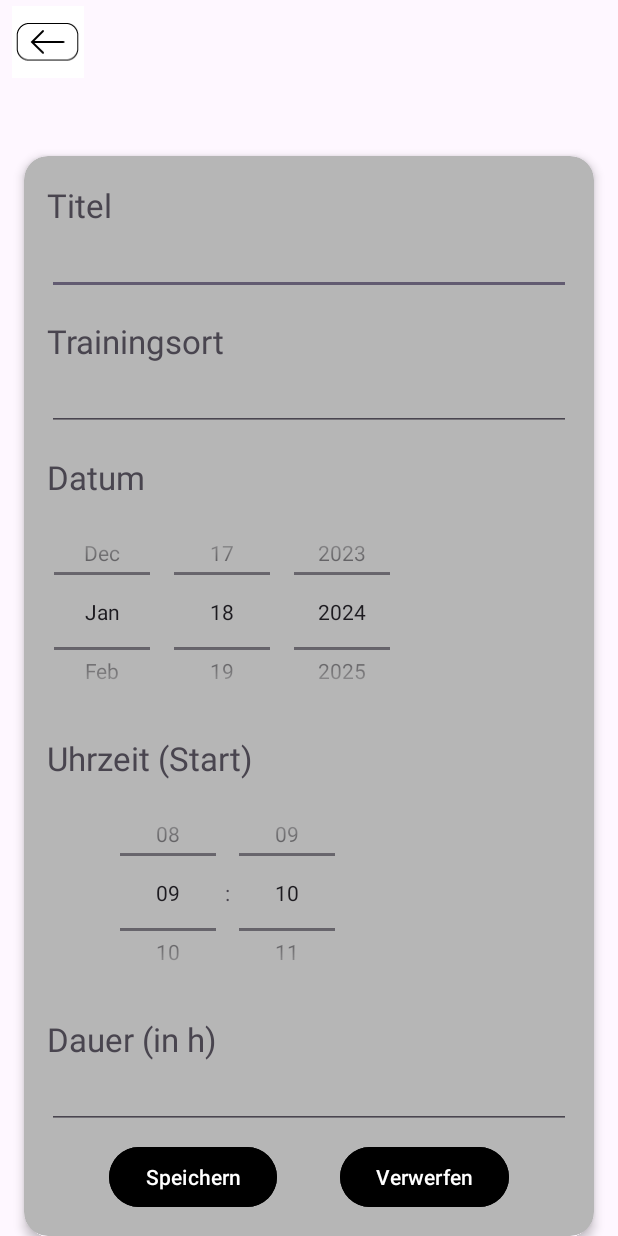
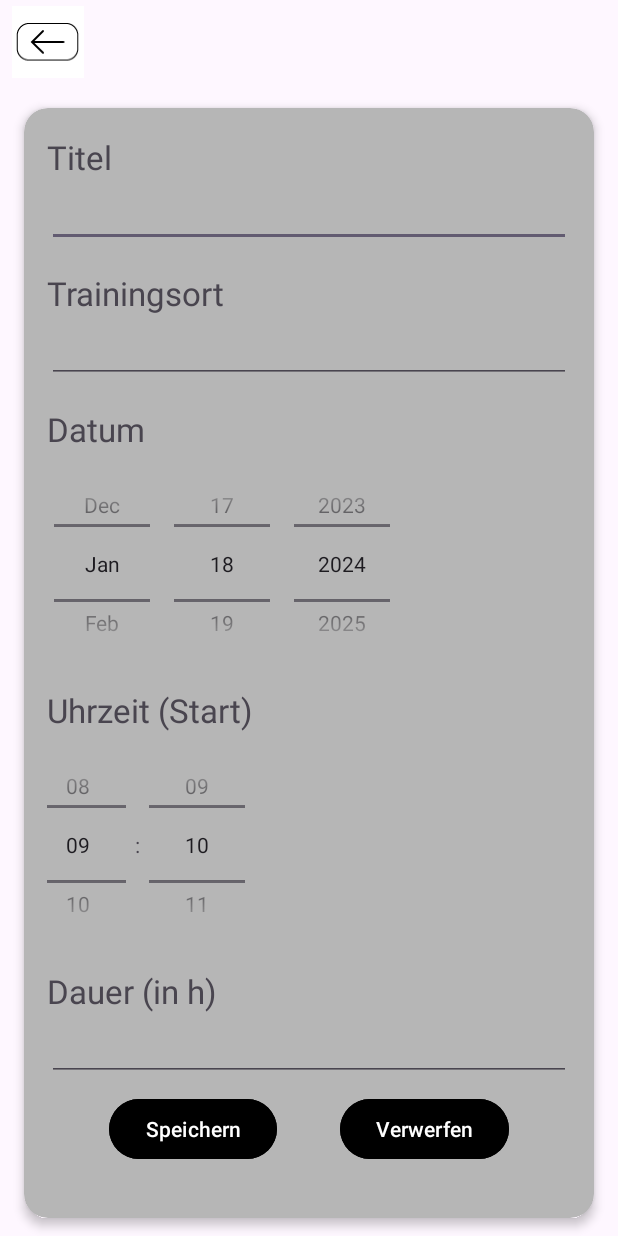
Before and after one commit to ElHurron/sma5-gc-hp, an Android app: the EditTrainingActivity screen opened directly, with no data from a screen before it, on a phone screen of 412 x 824 dp. Run offline under Robolectric (Android 15) with nearby library versions, the light colour scheme and no system bars; our stand-ins replace Firebase (no records; nobody signed in at launch, a user with empty details on screens opened directly); 1 statement that could not run was skipped.

Commit message:
Added Margin

```diff
--- a/SMA5Training/app/src/main/res/layout/activity_edit_training.xml
+++ b/SMA5Training/app/src/main/res/layout/activity_edit_training.xml
@@ -23,20 +23,20 @@
         android:layout_width="0dp"
         android:layout_height="wrap_content"
         tools:text="Training anlegen"
-        app:layout_constraintStart_toStartOf="parent"
-
-        app:layout_constraintTop_toTopOf="parent"
-        android:textAlignment="center"
-        android:textSize="28dp"
-        android:layout_marginTop="50dp"
-        android:layout_marginStart="@dimen/distance_medium" />
+        app:layout_constraintStart_toEndOf="@id/btnBack"
+        app:layout_constraintTop_toTopOf="@id/btnBack"
+        android:textSize="20dp"
+        android:layout_marginStart="@dimen/distance_large"
+        app:layout_constraintBottom_toBottomOf="@id/btnBack"
+        android:textAlignment="center" />
 
     <androidx.cardview.widget.CardView
         android:id="@+id/cvwEditTraining"
         android:layout_width="0dp"
-        android:layout_height="720dp"
-        android:layout_margin="16dp"
-        android:layout_marginTop="100dp"
+        android:layout_height="740dp"
+        android:layout_marginStart="16dp"
+        android:layout_marginEnd="16dp"
+        android:layout_marginTop="30dp"
         app:cardCornerRadius="16dp"
         app:cardElevation="4dp"
         app:layout_constraintEnd_toEndOf="parent"
@@ -131,7 +131,7 @@
                 android:timePickerMode="spinner"
                 app:layout_constraintTop_toBottomOf="@id/txvTime"
                 app:layout_constraintStart_toStartOf="parent"
-                android:layout_marginStart="-30dp"
+                android:layout_marginStart="-90dp"
                 />
 
             <TextView
--- a/SMA5Training/app/src/main/res/layout/activity_training_overview.xml
+++ b/SMA5Training/app/src/main/res/layout/activity_training_overview.xml
@@ -13,7 +13,7 @@
         android:layout_height="wrap_content"
         android:backgroundTint="@color/deepclearlynicered"
         android:textColor="@color/white"
-        android:textSize="15dp"
+        android:textSize="20dp"
         android:layout_marginTop="@dimen/distance_medium"
         android:layout_marginEnd="@dimen/distance_medium"
         android:text="Logout"
@@ -27,6 +27,7 @@
         android:layout_marginBottom="@dimen/distance_xlarge"
         android:text="Trainigsübersicht"
         android:textSize="35dp"
+        android:layout_marginTop="@dimen/distance_large"
         app:layout_constraintTop_toBottomOf="@id/btnLogout"
         app:layout_constraintStart_toStartOf="parent"
         app:layout_constraintEnd_toEndOf="parent">
```
Also changed, not shown: SMA5Training/app/src/main/java/com/example/sma5/training/ui/TrainingDetailsActivity.kt (+6 -4 lines), SMA5Training/app/src/main/res/layout/activity_create_training.xml (+9 -9 lines), SMA5Training/app/src/main/res/layout/activity_training_details.xml (+3 -4 lines), SMA5Training/app/src/main/res/layout/item_training.xml (+13 -8 lines), SMA5Training/app/src/main/res/mipmap-hdpi/edit_img.png, SMA5Training/app/src/main/res/mipmap-mdpi/edit_img.png, SMA5Training/app/src/main/res/mipmap-xhdpi/edit_img.png, SMA5Training/app/src/main/res/mipmap-xxhdpi/edit_img.png, SMA5Training/app/src/main/res/mipmap-xxxhdpi/edit_img.png.
